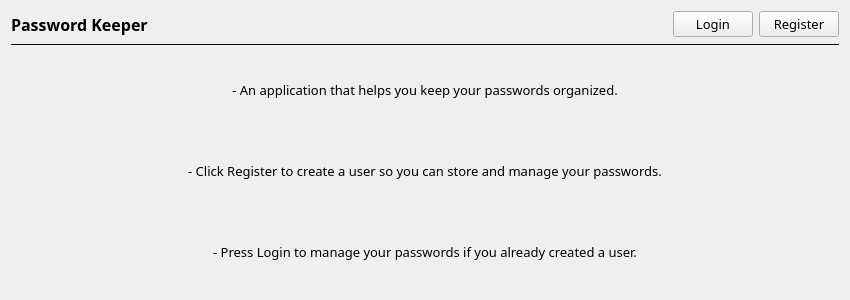
ApostolisTs/PasswordManager, file ui/welcome_page.ui: the form before one commit.
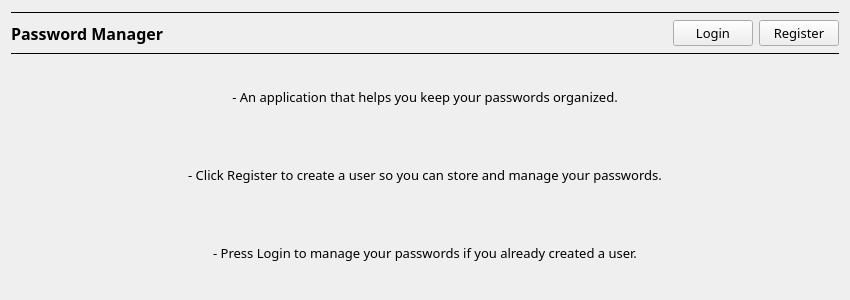
The form after the commit.

Commit message:
Complete add account functionality, add delete account functionality and the accounts table in accounts page is updating automatically.
Implement update_user_field_in_accounts, delete_by_id,
select_accounts_by_user methods in database.py.

```diff
--- a/ui/welcome_page.ui
+++ b/ui/welcome_page.ui
@@ -44,7 +44,7 @@
    <string>Password Keeper</string>
   </property>
   <layout class="QGridLayout" name="gridLayout">
-   <item row="0" column="0">
+   <item row="1" column="0">
     <layout class="QHBoxLayout" name="horizontalLayout">
      <property name="sizeConstraint">
       <enum>QLayout::SetDefaultConstraint</enum>
@@ -59,7 +59,7 @@
         </font>
        </property>
        <property name="text">
-        <string>Password Keeper</string>
+        <string>Password Manager</string>
        </property>
       </widget>
      </item>
@@ -102,7 +102,7 @@
      </item>
     </layout>
    </item>
-   <item row="1" column="0">
+   <item row="2" column="0">
     <widget class="Line" name="line">
      <property name="frameShadow">
       <enum>QFrame::Plain</enum>
@@ -115,7 +115,7 @@
      </property>
     </widget>
    </item>
-   <item row="2" column="0">
+   <item row="3" column="0">
     <layout class="QVBoxLayout" name="verticalLayout">
      <item>
       <widget class="QLabel" name="label_2">
@@ -152,6 +152,16 @@
      </item>
     </layout>
    </item>
+   <item row="0" column="0">
+    <widget class="Line" name="line_2">
+     <property name="frameShadow">
+      <enum>QFrame::Plain</enum>
+     </property>
+     <property name="orientation">
+      <enum>Qt::Horizontal</enum>
+     </property>
+    </widget>
+   </item>
   </layout>
  </widget>
  <resources/>
```
Left out of the diff: 2 changed lines with no effect on the pictures. The commit also changes 6 other files.
